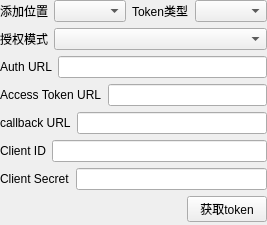
Above: datasourceplugins/httpplugin/oauth2form.ui from lsyeei/dashboard before the change. Below: the same form after it.
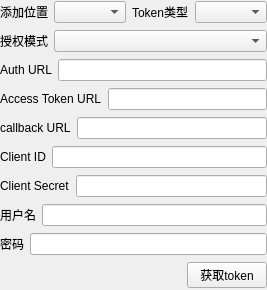
That is the form after the change.

```diff
--- a/datasourceplugins/httpplugin/oauth2form.ui
+++ b/datasourceplugins/httpplugin/oauth2form.ui
@@ -7,7 +7,7 @@
     <x>0</x>
     <y>0</y>
     <width>250</width>
-    <height>225</height>
+    <height>290</height>
    </rect>
   </property>
   <property name="windowTitle">
@@ -182,6 +182,50 @@
      </item>
     </layout>
    </item>
+   <item>
+    <layout class="QHBoxLayout" name="horizontalLayout_7">
+     <item>
+      <widget class="QLabel" name="label_9">
+       <property name="sizePolicy">
+        <sizepolicy hsizetype="Fixed" vsizetype="Preferred">
+         <horstretch>0</horstretch>
+         <verstretch>0</verstretch>
+        </sizepolicy>
+       </property>
+       <property name="text">
+        <string>用户名</string>
+       </property>
+      </widget>
+     </item>
+     <item>
+      <widget class="QLineEdit" name="userNameEdit"/>
+     </item>
+    </layout>
+   </item>
+   <item>
+    <layout class="QHBoxLayout" name="horizontalLayout_10">
+     <item>
+      <widget class="QLabel" name="label_10">
+       <property name="sizePolicy">
+        <sizepolicy hsizetype="Fixed" vsizetype="Preferred">
+         <horstretch>0</horstretch>
+         <verstretch>0</verstretch>
+        </sizepolicy>
+       </property>
+       <property name="text">
+        <string>密码</string>
+       </property>
+      </widget>
+     </item>
+     <item>
+      <widget class="QLineEdit" name="passwordEdit">
+       <property name="echoMode">
+        <enum>QLineEdit::Password</enum>
+       </property>
+      </widget>
+     </item>
+    </layout>
+   </item>
    <item>
     <layout class="QHBoxLayout" name="horizontalLayout_9">
      <item>
```
